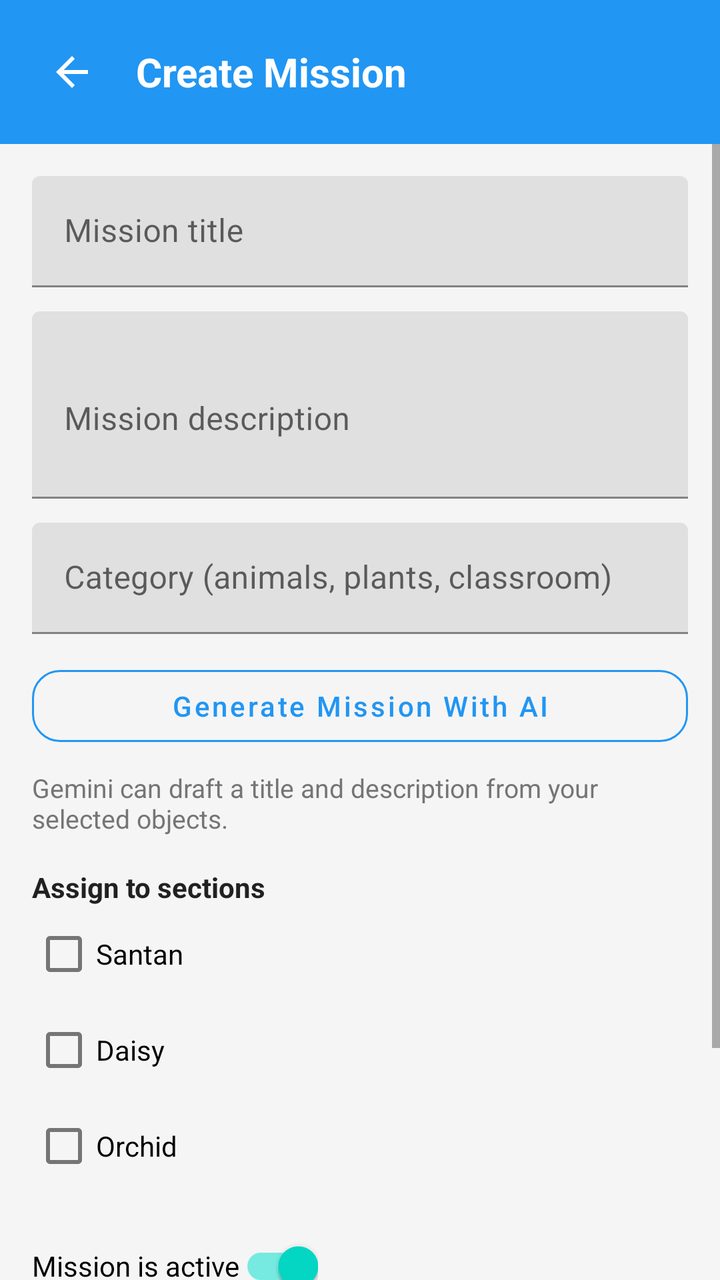
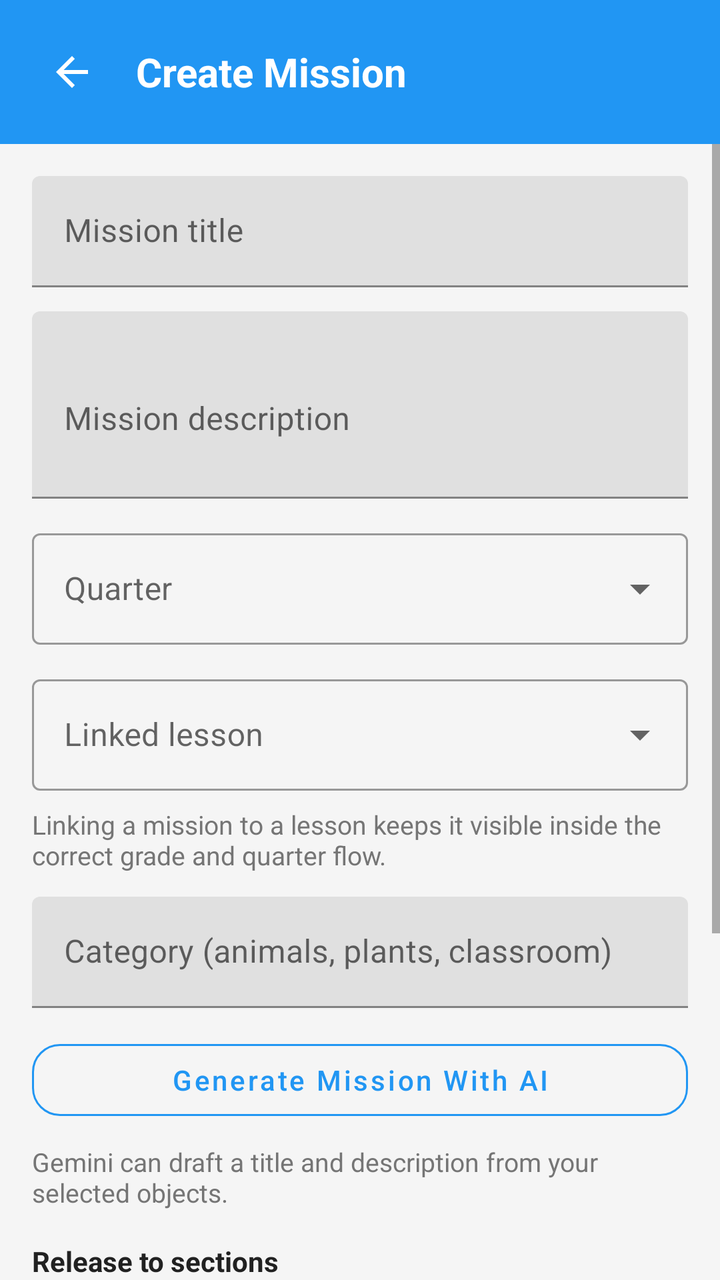

An Android layout rendered at two revisions. The XML below is the earlier revision; the diff shows what the commit changed to produce the second picture.
<!-- AndroidManifest.xml: activity theme Theme.ScanLearnAR.NoActionBar -->
<!-- res/layout/activity_add_edit_mission.xml -->
<?xml version="1.0" encoding="utf-8"?>
<LinearLayout xmlns:android="http://schemas.android.com/apk/res/android"
    android:fitsSystemWindows="true"
    xmlns:app="http://schemas.android.com/apk/res-auto"
    android:layout_width="match_parent"
    android:layout_height="match_parent"
    android:background="@color/background"
    android:orientation="vertical">

    <LinearLayout
        android:layout_width="match_parent"
        android:layout_height="wrap_content"
        android:background="@color/primary"
        android:gravity="center_vertical"
        android:orientation="horizontal"
        android:padding="16dp">

        <ImageButton
            android:id="@+id/btnBack"
            android:layout_width="40dp"
            android:layout_height="40dp"
            android:background="?attr/selectableItemBackgroundBorderless"
            android:contentDescription="Back"
            android:padding="8dp"
            android:src="@drawable/ic_arrow_back"
            app:tint="@android:color/white" />

        <TextView
            android:id="@+id/tvScreenTitle"
            android:layout_width="wrap_content"
            android:layout_height="wrap_content"
            android:layout_marginStart="12dp"
            android:text="Create Mission"
            android:textColor="@android:color/white"
            android:textSize="20sp"
            android:textStyle="bold" />
    </LinearLayout>

    <com.google.android.material.progressindicator.LinearProgressIndicator
        android:id="@+id/progressBar"
        android:layout_width="match_parent"
        android:layout_height="wrap_content"
        android:visibility="gone" />

    <ScrollView
        android:layout_width="match_parent"
        android:layout_height="0dp"
        android:layout_weight="1">

        <LinearLayout
            android:layout_width="match_parent"
            android:layout_height="wrap_content"
            android:orientation="vertical"
            android:padding="16dp">

            <com.google.android.material.textfield.TextInputLayout
                android:id="@+id/tilMissionTitle"
                android:layout_width="match_parent"
                android:layout_height="wrap_content">

                <com.google.android.material.textfield.TextInputEditText
                    android:id="@+id/etMissionTitle"
                    android:layout_width="match_parent"
                    android:layout_height="wrap_content"
                    android:hint="Mission title" />
            </com.google.android.material.textfield.TextInputLayout>

            <com.google.android.material.textfield.TextInputLayout
                android:id="@+id/tilMissionDescription"
                android:layout_width="match_parent"
                android:layout_height="wrap_content"
                android:layout_marginTop="12dp">

                <com.google.android.material.textfield.TextInputEditText
                    android:id="@+id/etMissionDescription"
                    android:layout_width="match_parent"
                    android:layout_height="wrap_content"
                    android:hint="Mission description"
                    android:minLines="3" />
            </com.google.android.material.textfield.TextInputLayout>

            <com.google.android.material.textfield.TextInputLayout
                android:id="@+id/tilCategory"
                android:layout_width="match_parent"
                android:layout_height="wrap_content"
                android:layout_marginTop="12dp">

                <com.google.android.material.textfield.TextInputEditText
                    android:id="@+id/etCategory"
                    android:layout_width="match_parent"
                    android:layout_height="wrap_content"
                    android:hint="Category (animals, plants, classroom)" />
            </com.google.android.material.textfield.TextInputLayout>

            <com.google.android.material.button.MaterialButton
                android:id="@+id/btnGenerateMission"
                style="@style/Widget.MaterialComponents.Button.OutlinedButton"
                android:layout_width="match_parent"
                android:layout_height="48dp"
                android:layout_marginTop="12dp"
                android:text="Generate Mission With AI"
                android:textAllCaps="false"
                app:cornerRadius="14dp"
                app:strokeColor="@color/primary" />

            <TextView
                android:id="@+id/tvAiMissionStatus"
                android:layout_width="match_parent"
                android:layout_height="wrap_content"
                android:layout_marginTop="8dp"
                android:text="Gemini can draft a title and description from your selected objects."
                android:textColor="@color/text_secondary"
                android:textSize="13sp" />

            <TextView
                android:layout_width="wrap_content"
                android:layout_height="wrap_content"
                android:layout_marginTop="16dp"
                android:text="Assign to sections"
                android:textColor="@color/text_primary"
                android:textSize="14sp"
                android:textStyle="bold" />

            <CheckBox
                android:id="@+id/cbSantan"
                android:layout_width="wrap_content"
                android:layout_height="wrap_content"
                android:text="Santan" />

            <CheckBox
                android:id="@+id/cbDaisy"
                android:layout_width="wrap_content"
                android:layout_height="wrap_content"
                android:text="Daisy" />

            <CheckBox
                android:id="@+id/cbOrchid"
                android:layout_width="wrap_content"
                android:layout_height="wrap_content"
                android:text="Orchid" />

            <com.google.android.material.switchmaterial.SwitchMaterial
                android:id="@+id/switchActive"
                android:layout_width="wrap_content"
                android:layout_height="wrap_content"
                android:layout_marginTop="12dp"
                android:checked="true"
                android:text="Mission is active" />

            <TextView
                android:layout_width="wrap_content"
                android:layout_height="wrap_content"
                android:layout_marginTop="18dp"
                android:text="Select mission objects"
                android:textColor="@color/text_primary"
                android:textSize="14sp"
                android:textStyle="bold" />

            <LinearLayout
                android:id="@+id/objectsContainer"
                android:layout_width="match_parent"
                android:layout_height="wrap_content"
                android:layout_marginTop="8dp"
                android:orientation="vertical" />

            <com.google.android.material.button.MaterialButton
                android:id="@+id/btnSaveMission"
                android:layout_width="match_parent"
                android:layout_height="wrap_content"
                android:layout_marginTop="20dp"
                android:text="Save Mission" />
        </LinearLayout>
    </ScrollView>
</LinearLayout>
<!-- resources referenced by this layout -->
<resources>
  <color name="background">#F5F5F5</color>
  <color name="primary">#2196F3</color>
  <color name="text_primary">#212121</color>
  <color name="text_secondary">#757575</color>
  <!-- drawable ic_arrow_back (drawable) -->
  <vector xmlns:android="http://schemas.android.com/apk/res/android"
      android:width="24dp" android:height="24dp"
      android:viewportWidth="24" android:viewportHeight="24">
      <path android:fillColor="#FF000000"
          android:pathData="M20,11H7.83l5.59,-5.59L12,4l-8,8 8,8 1.41,-1.41L7.83,13H20v-2z"/>
  </vector>
  <style name="Theme.ScanLearnAR.NoActionBar" parent="Theme.ScanLearnAR">
          <item name="windowActionBar">false</item>
          <item name="windowNoTitle">true</item>
          <item name="android:windowFullscreen">false</item>
          <item name="android:windowDrawsSystemBarBackgrounds">true</item>
          <item name="android:statusBarColor">@color/primary_dark</item>
          <item name="android:windowLayoutInDisplayCutoutMode">never</item>
          <item name="android:windowLightStatusBar">true</item>
      </style>
  <style name="Theme.ScanLearnAR" parent="Theme.MaterialComponents.DayNight.DarkActionBar">
          <item name="colorPrimary">@color/primary</item>
          <item name="colorPrimaryVariant">@color/primary_dark</item>
          <item name="colorOnPrimary">@android:color/white</item>
          <item name="android:statusBarColor">@color/primary_dark</item>
          <item name="android:windowFullscreen">false</item>
          <item name="android:windowDrawsSystemBarBackgrounds">true</item>
          <item name="android:windowLayoutInDisplayCutoutMode">never</item>
          <item name="android:windowLightStatusBar">true</item>
      </style>
  <color name="primary_dark">#1976D2</color>
</resources>

<!-- the commit's change to res/layout/activity_add_edit_mission.xml (unified diff, before → after) -->
@@ -80,6 +80,45 @@
             </com.google.android.material.textfield.TextInputLayout>
 
             <com.google.android.material.textfield.TextInputLayout
+                android:id="@+id/tilQuarter"
+                style="@style/Widget.MaterialComponents.TextInputLayout.OutlinedBox.ExposedDropdownMenu"
+                android:layout_width="match_parent"
+                android:layout_height="wrap_content"
+                android:layout_marginTop="12dp">
+
+                <AutoCompleteTextView
+                    android:id="@+id/etQuarter"
+                    android:layout_width="match_parent"
+                    android:layout_height="wrap_content"
+                    android:hint="Quarter"
+                    android:inputType="none" />
+            </com.google.android.material.textfield.TextInputLayout>
+
+            <com.google.android.material.textfield.TextInputLayout
+                android:id="@+id/tilLesson"
+                style="@style/Widget.MaterialComponents.TextInputLayout.OutlinedBox.ExposedDropdownMenu"
+                android:layout_width="match_parent"
+                android:layout_height="wrap_content"
+                android:layout_marginTop="12dp">
+
+                <AutoCompleteTextView
+                    android:id="@+id/etLesson"
+                    android:layout_width="match_parent"
+                    android:layout_height="wrap_content"
+                    android:hint="Linked lesson"
+                    android:inputType="none" />
+            </com.google.android.material.textfield.TextInputLayout>
+
+            <TextView
+                android:id="@+id/tvCurriculumHint"
+                android:layout_width="match_parent"
+                android:layout_height="wrap_content"
+                android:layout_marginTop="8dp"
+                android:text="Linking a mission to a lesson keeps it visible inside the correct grade and quarter flow."
+                android:textColor="@color/text_secondary"
+                android:textSize="13sp" />
+
+            <com.google.android.material.textfield.TextInputLayout
                 android:id="@+id/tilCategory"
                 android:layout_width="match_parent"
                 android:layout_height="wrap_content"
@@ -116,28 +155,25 @@
                 android:layout_width="wrap_content"
                 android:layout_height="wrap_content"
                 android:layout_marginTop="16dp"
-                android:text="Assign to sections"
+                android:text="Release to sections"
                 android:textColor="@color/text_primary"
                 android:textSize="14sp"
                 android:textStyle="bold" />
 
-            <CheckBox
-                android:id="@+id/cbSantan"
-                android:layout_width="wrap_content"
-                android:layout_height="wrap_content"
-                android:text="Santan" />
-
-            <CheckBox
-                android:id="@+id/cbDaisy"
-                android:layout_width="wrap_content"
-                android:layout_height="wrap_content"
-                android:text="Daisy" />
-
-            <CheckBox
-                android:id="@+id/cbOrchid"
-                android:layout_width="wrap_content"
-                android:layout_height="wrap_content"
-                android:text="Orchid" />
+            <TextView
+                android:layout_width="match_parent"
+                android:layout_height="wrap_content"
+                android:layout_marginTop="6dp"
+                android:text="Active missions only appear in sections released here, and only if the linked lesson is already released there too."
+                android:textColor="@color/text_secondary"
+                android:textSize="13sp" />
+
+            <LinearLayout
+                android:id="@+id/sectionsContainer"
+                android:layout_width="match_parent"
+                android:layout_height="wrap_content"
+                android:layout_marginTop="6dp"
+                android:orientation="vertical" />
 
             <com.google.android.material.switchmaterial.SwitchMaterial
                 android:id="@+id/switchActive"
